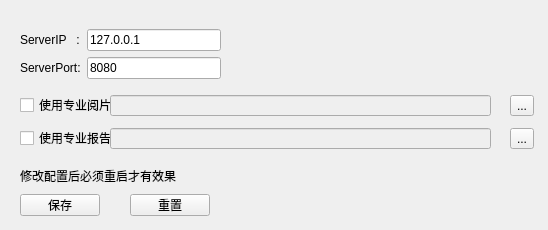
Above: Tools/MHealthReport/config.ui from zyq1569/HealthApp before the change. Below: the same form after it.
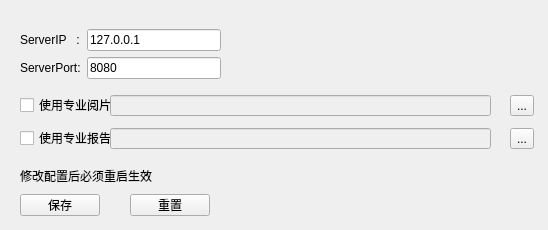
That is the form after the change.

```diff
--- a/Tools/MHealthReport/config.ui
+++ b/Tools/MHealthReport/config.ui
@@ -173,7 +173,7 @@
     </rect>
    </property>
    <property name="text">
-    <string>修改配置后必须重启才有效果</string>
+    <string>修改配置后必须重启生效</string>
    </property>
   </widget>
  </widget>
```
